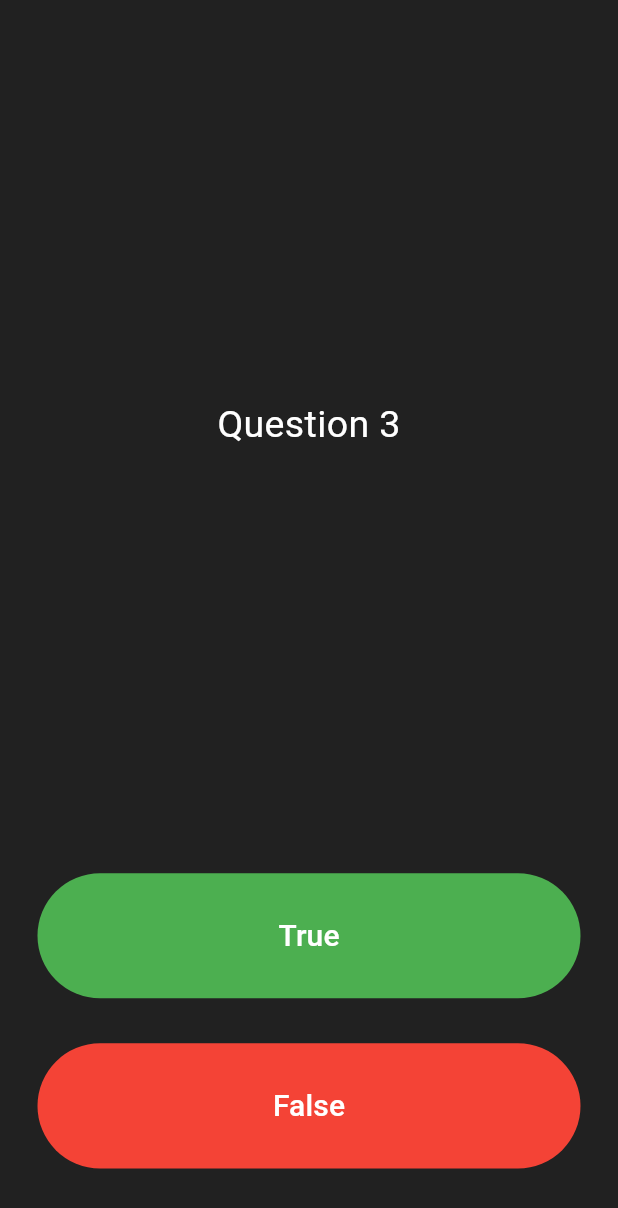
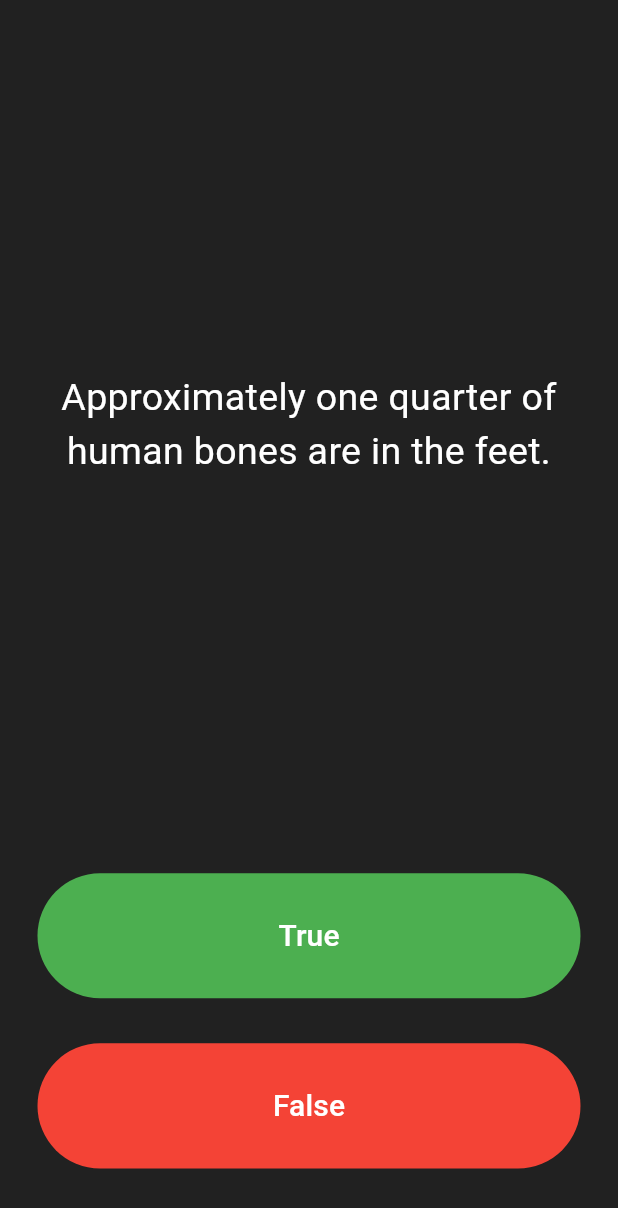
Before and after one commit to Riz-7595/quizzler-flutter, a Flutter app: the screen it shows after launch, after a tap on "True", after a tap on "False", on a phone screen of 412 x 824 dp. Shown: the top 1208 px of the screen. Run offline on Flutter 3.47's test engine with Material 3 defaults, Android fonts, the light colour scheme and no system bars.

Commit message:
separate quizBrain

```diff
--- a/lib/main.dart
+++ b/lib/main.dart
@@ -1,7 +1,5 @@
-import 'dart:ffi';
-
 import 'package:flutter/material.dart';
-import 'question.dart';
+import 'quiz_brain.dart';
 
 void main() => runApp(Quizzler());
 
@@ -28,16 +26,8 @@ class QuizPage extends StatefulWidget {
 }
 
 class _QuizPageState extends State<QuizPage> {
-  List<Widget> score = [];
-  List<Question> question = [
-    Question(q: 'Question 1', a: true),
-    Question(q: 'Question 2', a: false),
-    Question(q: 'Question 3', a: true),
-    Question(q: 'Question 4', a: false),
-    Question(q: 'Question 5', a: true),
-    Question(q: 'Question 6', a: false),
-  ];
   int n = 0;
+  QuizBrain quizBrain = QuizBrain();
 
   @override
   Widget build(BuildContext context) {
@@ -51,7 +41,7 @@ class _QuizPageState extends State<QuizPage> {
             padding: EdgeInsets.all(10.0),
             child: Center(
               child: Text(
-                question[n].q,
+                quizBrain.question![n].q,
                 textAlign: TextAlign.center,
                 style: TextStyle(
                   fontSize: 25.0,
@@ -78,6 +68,10 @@ class _QuizPageState extends State<QuizPage> {
               ),
               onPressed: () {
                 setState(() {
+                  if (quizBrain.question![n].a == true)
+                    print('Correct Answer!');
+                  else
+                    print('Wrong Answer!');
                   n = (n + 1) % 6;
                 });
               },
@@ -101,6 +95,10 @@ class _QuizPageState extends State<QuizPage> {
               ),
               onPressed: () {
                 setState(() {
+                  if (quizBrain.question![n].a == false)
+                    print('Correct Answer!');
+                  else
+                    print('Wrong Answer!');
                   n = (n + 1) % 6;
                 });
               },
@@ -111,7 +109,7 @@ class _QuizPageState extends State<QuizPage> {
           height: 20,
           margin: EdgeInsets.only(left: 20, bottom: 10, right: 20),
           child: Row(
-            children: score,
+            children: quizBrain.score!,
           ),
         )
       ],
--- a/lib/question.dart
+++ /dev/null
@@ -1,9 +0,0 @@
-class Question {
-  String q = '';
-  bool a = true;
-
-  Question({required String q, required bool a}) {
-    this.q = q;
-    this.a = a;
-  }
-}
--- /dev/null
+++ b/lib/quiz_brain.dart
@@ -0,0 +1,29 @@
+import 'package:flutter/material.dart';
+
+class Question {
+  String q;
+  bool a;
+
+  Question(this.q, this.a);
+}
+
+class QuizBrain {
+  List<Widget>? score;
+  List<Question>? question;
+
+  QuizBrain() {
+    score = [];
+    question = [
+      Question('Some cats are actually allergic to humans.', true),
+      Question('You can lead a cow down stairs but not up stairs.', false),
+      Question('Approximately one quarter of human bones are in the feet.', true),
+      Question('Buzz Aldrin\'s mother\'s maiden name was \"Moon\".', true),
+      Question('It is illegal to pee in the Ocean in Portugal.', true),
+      Question('No piece of square dry paper can be folded in half more than 7 times.', false),
+      Question('The loudest sound produced by any animal is 188 decibels. That animal is the African Elephant.', false),
+      Question('The total surface area of two human lungs is approximately 70 square metres.', true),
+      Question('Google was originally called \"Backrub\".', true),
+      Question('Chocolate affects a dog\'s heart and nervous system; a few ounces are enough to kill a small dog.', true),
+    ];
+  }
+}
```
